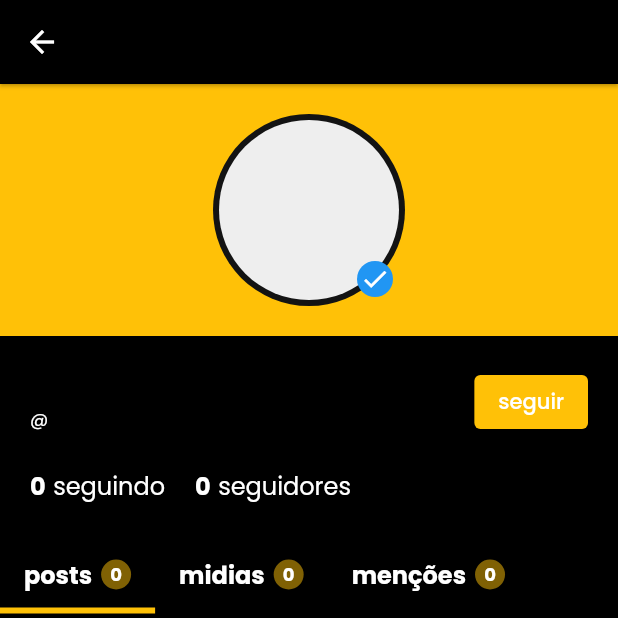
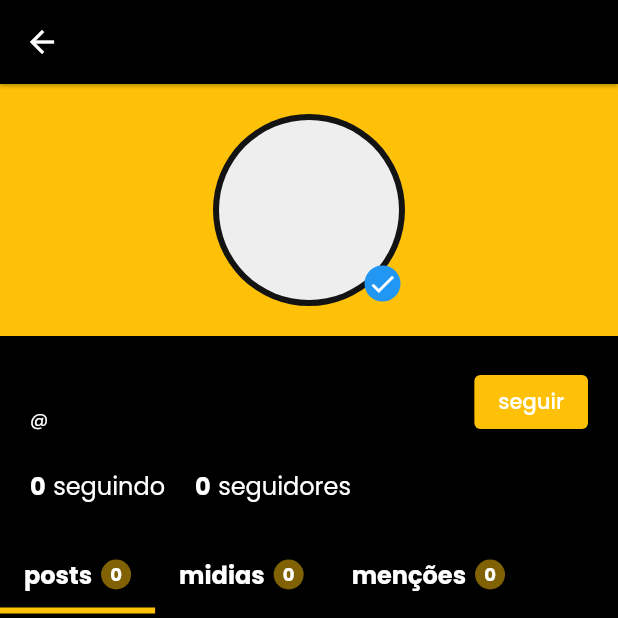
Before and after one commit to Jacob-dvlp/spalhe-app, a Flutter app: the ProfilePage screen opened directly with empty values, on a phone screen of 412 x 824 dp, the top half of it. Run offline on Flutter 3.47's test engine with Material 2 defaults, Android fonts, the phone set to English and light mode, and no system bars; our stand-ins replace cached_network_image, dio, flutter_feather_icons, flutter_svg, get, get_storage and 6 more; missing offline and left inert: google_place, gql, hashtagable, simple_moment, validatorless; accounts and stored records are empty; network calls fail.

```diff
--- a/lib/components/layout/avatar/avatar.dart
+++ b/lib/components/layout/avatar/avatar.dart
@@ -39,8 +39,8 @@ class Avatar extends StatelessWidget {
         ),
         if (showIcon)
           Positioned(
-            right: 8,
-            bottom: 6,
+            right: 3,
+            bottom: 3,
             child: Container(
               padding: EdgeInsets.all(2),
               decoration: BoxDecoration(
--- a/lib/controllers/post_item.controller.dart
+++ b/lib/controllers/post_item.controller.dart
@@ -5,8 +5,8 @@ import 'package:spalhe/services/gql/hooks.dart';
 import 'package:spalhe/services/gql/queries/posts.dart';
 
 class PostItemController extends GetxController {
-  PostItemController({required this.post});
-  PostData post;
+  PostItemController({required this.post}) {}
+  PostData post = PostData();
   CommentsModel? comments;
 
   @override
--- a/lib/controllers/posts.controller.dart
+++ b/lib/controllers/posts.controller.dart
@@ -1,7 +1,8 @@
-import 'package:dio/dio.dart';
-import 'package:get/get_state_manager/get_state_manager.dart';
+import 'package:dio/dio.dart' as dio;
+import 'package:get/get.dart';
 import 'package:google_place/google_place.dart';
 import 'package:image_picker/image_picker.dart';
+import 'package:spalhe/controllers/post_item.controller.dart';
 import 'package:spalhe/models/post.model.dart';
 import 'package:spalhe/services/api.dart';
 import 'package:spalhe/services/gql/hooks.dart';
@@ -15,6 +16,7 @@ class PostController extends GetxController {
   PostModel? userPost;
   PostModel? postMedias;
   PostModel? mentions;
+  bool loading = false;
 
   List<XFile> images = [];
   List<XFile> videos = [];
@@ -31,16 +33,34 @@ class PostController extends GetxController {
     super.onClose();
   }
 
+  setLoading(bool value) {
+    loading = value;
+    update();
+  }
+
   getPosts() async {
     try {
+      setLoading(true);
       final res = await useQuery(GET_POSTS_QUERY, variables: {
         "filters": {},
       });
       posts = PostModel.fromJson(res.data?['getPosts']);
-      update();
+      setLoading(false);
     } catch (e) {
+      setLoading(false);
       print(e);
     }
+  }
+
+  deletePost(int postId) async {
+    try {
+      await useMutation(DELETE_POST_MUTATION, variables: {
+        'post_id': postId,
+      });
+      Get.delete<PostItemController>(tag: postId.toString());
+      getPosts();
+      OnRoute.back();
+    } catch (e) {}
   }
 
   getPostMedia(int userId) async {
@@ -129,8 +149,8 @@ class PostController extends GetxController {
       final medias = [...images, ...videos];
       if (medias.isNotEmpty) {
         for (int i = 0; medias.length > i; i++) {
-          FormData formData = FormData.fromMap({
-            "files": await MultipartFile.fromFile(
+          dio.FormData formData = dio.FormData.fromMap({
+            "files": await dio.MultipartFile.fromFile(
               images[i].path,
               filename: images[i].name,
             ),
--- a/lib/pages/home/home.dart
+++ b/lib/pages/home/home.dart
@@ -2,6 +2,7 @@ import 'package:flutter/material.dart';
 import 'package:get/get.dart';
 import 'package:spalhe/components/bottom_bar/bottom_bar.dart';
 import 'package:spalhe/controllers/tabs.controller.dart';
+import 'package:spalhe/pages/explore/explore.dart';
 import 'package:spalhe/pages/feed/feed.dart';
 
 class HomePage extends StatelessWidget {
@@ -17,7 +18,7 @@ class HomePage extends StatelessWidget {
             index: tab.index,
             children: [
               FeedPage(),
-              Container(),
+              ExplorePage(),
               Container(),
               Container(),
             ],
--- a/lib/pages/profile/profile.dart
+++ b/lib/pages/profile/profile.dart
@@ -18,10 +18,12 @@ import 'package:spalhe/utils/routes.dart';
 class ProfilePage extends StatelessWidget {
   final _posts = Get.put(PostController());
   final _profileController = Get.put(ProfileController());
-  final authController = Get.put(AuthController());
+
   final int userId;
+  final bool myProfile;
 
-  ProfilePage({required this.userId, Key? key}) : super(key: key) {
+  ProfilePage({required this.userId, this.myProfile = false, Key? key})
+      : super(key: key) {
     _profileController.getUser(userId);
     _posts.getUserPosts(userId);
     _posts.getPostMedia(userId);
@@ -31,12 +33,14 @@ class ProfilePage extends StatelessWidget {
 
   @override
   Widget build(BuildContext context) {
+    return GetBuilder<AuthController>(builder: (authController) {
       final myProfile = authController.auth.user?.id == userId;
-
       return GetBuilder<ProfileController>(
           init: ProfileController(),
           builder: (profileController) {
-        final user = profileController.profile;
+            final user = myProfile
+                ? authController.auth.user!
+                : profileController.profile;
 
             return Scaffold(
               appBar: AppBar(
@@ -104,7 +108,8 @@ class ProfilePage extends StatelessWidget {
                                   elevation: 0,
                                   onPrimary: Colors.black87,
                                 ),
-                            onPressed: () => OnRoute.push(EditProfilePage()),
+                                onPressed: () =>
+                                    OnRoute.push(EditProfilePage()),
                                 child: Text('editar perfil'),
                               ),
                             if (!myProfile)
@@ -235,7 +240,7 @@ class ProfilePage extends StatelessWidget {
                 ],
               ),
             );
-      },
-    );
+          });
+    });
   }
 }
--- a/lib/pages/profile/tabs/medias.tab.dart
+++ b/lib/pages/profile/tabs/medias.tab.dart
@@ -18,8 +18,8 @@ class MediasTab extends StatelessWidget {
         gridDelegate: SliverGridDelegateWithFixedCrossAxisCount(
           crossAxisCount: 3,
           childAspectRatio: 1,
-          crossAxisSpacing: 10,
-          mainAxisSpacing: 10,
+          crossAxisSpacing: 0.5,
+          mainAxisSpacing: 0.5,
         ),
         children: List.generate(
           postController.postMedias?.data?.length ?? 0,
--- a/lib/pages/settings/settings.dart
+++ b/lib/pages/settings/settings.dart
@@ -50,6 +50,11 @@ class SettingsPage extends StatelessWidget {
                 ),
                 SizedBox(height: 2),
                 ListTile(
+                  leading: Icon(Icons.bookmark_border_rounded),
+                  title: Text('publicações salvas'),
+                ),
+                SizedBox(height: 2),
+                ListTile(
                   leading: Icon(Icons.security_rounded),
                   title: Text('dados e privacidade'),
                 ),
--- a/lib/services/gql/hooks.dart
+++ b/lib/services/gql/hooks.dart
@@ -1,7 +1,8 @@
 import 'package:graphql/client.dart';
+import 'package:gql/src/ast/ast.dart';
 import 'package:spalhe/services/gql/gql.dart';
 
-Future<QueryResult<Object?>> useMutation<T>(query,
+Future<QueryResult<Object?>> useMutation<T>(DocumentNode query,
     {Map<String, dynamic>? variables}) async {
   final client = GQLClient().connect();
   final result = await client.mutate(MutationOptions(
@@ -16,7 +17,7 @@ Future<QueryResult<Object?>> useMutation<T>(query,
   return result;
 }
 
-Future<QueryResult> useQuery<T>(query,
+Future<QueryResult> useQuery<T>(DocumentNode query,
     {Map<String, dynamic>? variables}) async {
   final client = GQLClient().connect();
   final result = await client.query(
--- a/lib/services/gql/queries/posts.dart
+++ b/lib/services/gql/queries/posts.dart
@@ -1,5 +1,13 @@
 import 'package:gql/src/ast/ast.dart';
 import 'package:graphql/client.dart';
+
+final DocumentNode DELETE_POST_MUTATION = gql("""
+  mutation(\$post_id: Float!) {
+    deletePost(id: \$post_id){
+      id
+    }
+  }
+""");
 
 final DocumentNode GET_POST_MENTIONS_QUERY = gql("""
   query(\$user_id: Float!, \$filters: IFilters!) {
@@ -29,8 +37,11 @@ final DocumentNode GET_POST_MENTIONS_QUERY = gql("""
 				}
 			}
 			user {
+			  id
 				name
-				biography
+				username
+        avatar
+        verified
 			}
 			_count {
 				mentions
@@ -70,8 +81,11 @@ final DocumentNode GET_POST_MEDIA_QUERY = gql('''
 				}
 			}
 			user {
+        id
 				name
-				biography
+				username
+        avatar
+        verified
 			}
 			_count {
 				mentions
@@ -111,8 +125,11 @@ query(\$user_id: Float!, \$filters: IFilters!) {
 				}
 			}
 			user {
+				id
 				name
-				biography
+				username
+        avatar
+        verified
 			}
 			_count {
 				mentions
--- a/pubspec.yaml
+++ b/pubspec.yaml
@@ -27,6 +27,7 @@ dependencies:
   photo_view: ^0.14.0
   hashtagable: ^2.1.0
   google_place: ^0.4.7
+  skeletons: ^0.0.3
 
 dev_dependencies:
   flutter_test:
```
Also changed, not shown: lib/controllers/settings.controller.dart (+0 -9 lines), lib/pages/explore/explore.dart (added, +17 -0 lines), lib/pages/feed/feed.dart (+66 -5 lines), lib/pages/feed/post_item/post_item.dart (+17 -7 lines), pubspec.lock. Lines whose indentation alone changed are shown as unchanged.
